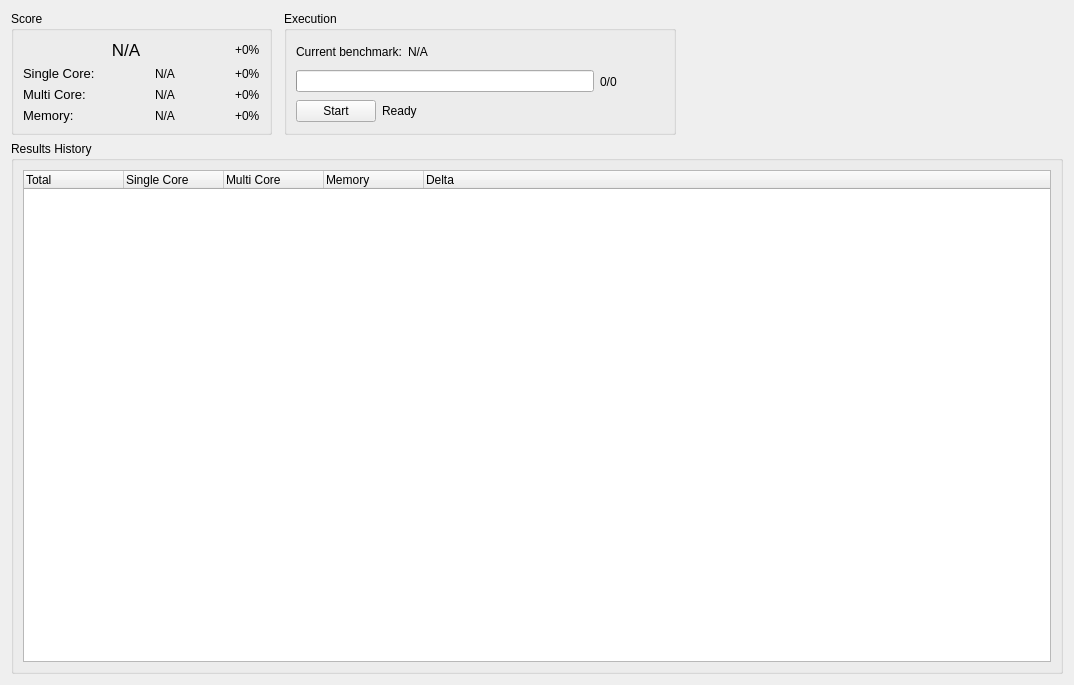
Before: the Qt Designer form apps/Qt/Views/FullBenchmarkView/FullBenchmarkView.ui in klapeto/elpida, drawn with Qt 5.
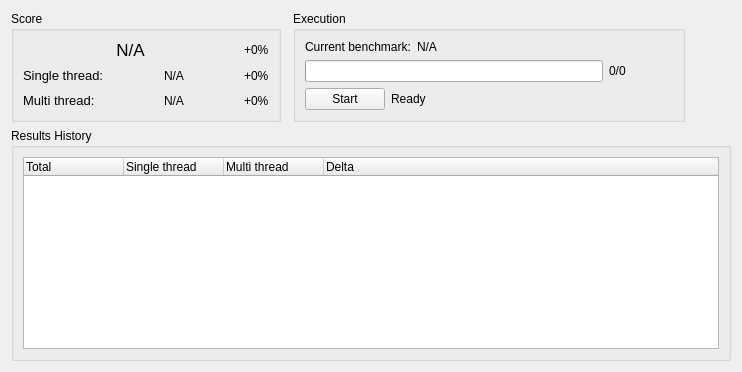
After: the same form once the commit is applied.

Commit message: Removed Memory score

What changed in the file:
```diff
--- a/apps/Qt/Views/FullBenchmarkView/FullBenchmarkView.ui
+++ b/apps/Qt/Views/FullBenchmarkView/FullBenchmarkView.ui
@@ -2,14 +2,6 @@
 <ui version="4.0">
  <class>Elpida::Application::FullBenchmarkView</class>
  <widget class="QWidget" name="Elpida::Application::FullBenchmarkView">
-  <property name="geometry">
-   <rect>
-    <x>0</x>
-    <y>0</y>
-    <width>1074</width>
-    <height>685</height>
-   </rect>
-  </property>
   <property name="windowTitle">
    <string>Form</string>
   </property>
@@ -20,37 +12,6 @@
       <string>Score</string>
      </property>
      <layout class="QGridLayout" name="gridLayout_2">
-      <item row="1" column="0">
-       <widget class="QLabel" name="lblSingleCoreScore">
-        <property name="font">
-         <font>
-          <pointsize>10</pointsize>
-         </font>
-        </property>
-        <property name="text">
-         <string>Single Core:</string>
-        </property>
-       </widget>
-      </item>
-      <item row="2" column="0">
-       <widget class="QLabel" name="lblMultiCoreScore">
-        <property name="font">
-         <font>
-          <pointsize>10</pointsize>
-         </font>
-        </property>
-        <property name="text">
-         <string>Multi Core:</string>
-        </property>
-       </widget>
-      </item>
-      <item row="2" column="2">
-       <widget class="QLabel" name="lblMultiCoreScoreDelta">
-        <property name="text">
-         <string>+0%</string>
-        </property>
-       </widget>
-      </item>
       <item row="1" column="2">
        <widget class="QLabel" name="lblSingleScoreDelta">
         <property name="text">
@@ -58,6 +19,38 @@
         </property>
        </widget>
       </item>
+      <item row="2" column="1">
+       <widget class="QLabel" name="lblMultiThreadScoreValue">
+        <property name="minimumSize">
+         <size>
+          <width>128</width>
+          <height>0</height>
+         </size>
+        </property>
+        <property name="text">
+         <string>N/A</string>
+        </property>
+        <property name="alignment">
+         <set>Qt::AlignmentFlag::AlignCenter</set>
+        </property>
+       </widget>
+      </item>
+      <item row="1" column="1">
+       <widget class="QLabel" name="lblSingleThreadScoreValue">
+        <property name="minimumSize">
+         <size>
+          <width>128</width>
+          <height>0</height>
+         </size>
+        </property>
+        <property name="text">
+         <string>N/A</string>
+        </property>
+        <property name="alignment">
+         <set>Qt::AlignmentFlag::AlignCenter</set>
+        </property>
+       </widget>
+      </item>
       <item row="0" column="2">
        <widget class="QLabel" name="lblTotalScoreDelta">
         <property name="text">
@@ -65,22 +58,6 @@
         </property>
        </widget>
       </item>
-      <item row="1" column="1">
-       <widget class="QLabel" name="lblSingleCoreScoreValue">
-        <property name="minimumSize">
-         <size>
-          <width>128</width>
-          <height>0</height>
-         </size>
-        </property>
-        <property name="text">
-         <string>N/A</string>
-        </property>
-        <property name="alignment">
-         <set>Qt::AlignmentFlag::AlignCenter</set>
-        </property>
-       </widget>
-      </item>
       <item row="0" column="0" colspan="2">
        <widget class="QLabel" name="lblTotalScore">
         <property name="font">
@@ -96,54 +73,34 @@
         </property>
        </widget>
       </item>
-      <item row="3" column="2">
-       <widget class="QLabel" name="lblMemoryScoreDelta">
+      <item row="2" column="2">
+       <widget class="QLabel" name="lblMultiThreadScoreDelta">
         <property name="text">
          <string>+0%</string>
         </property>
        </widget>
       </item>
-      <item row="3" column="1">
-       <widget class="QLabel" name="lblMemoryScoreValue">
-        <property name="minimumSize">
-         <size>
-          <width>128</width>
-          <height>0</height>
-         </size>
+      <item row="2" column="0">
+       <widget class="QLabel" name="lblMultiThreadScore">
+        <property name="font">
+         <font>
+          <pointsize>10</pointsize>
+         </font>
         </property>
         <property name="text">
-         <string>N/A</string>
+         <string>Multi thread:</string>
         </property>
-        <property name="alignment">
-         <set>Qt::AlignmentFlag::AlignCenter</set>
-        </property>
        </widget>
       </item>
-      <item row="3" column="0">
-       <widget class="QLabel" name="lblMemoryScore">
+      <item row="1" column="0">
+       <widget class="QLabel" name="lblSingleThreadScore">
         <property name="font">
          <font>
           <pointsize>10</pointsize>
          </font>
         </property>
         <property name="text">
-         <string>Memory:</string>
-        </property>
-       </widget>
-      </item>
-      <item row="2" column="1">
-       <widget class="QLabel" name="lblMultiCoreScoreValue">
-        <property name="minimumSize">
-         <size>
-          <width>128</width>
-          <height>0</height>
-         </size>
-        </property>
-        <property name="text">
-         <string>N/A</string>
-        </property>
-        <property name="alignment">
-         <set>Qt::AlignmentFlag::AlignCenter</set>
+         <string>Single thread:</string>
         </property>
        </widget>
       </item>
@@ -268,17 +225,12 @@
         </column>
         <column>
          <property name="text">
-          <string>Single Core</string>
+          <string>Single thread</string>
          </property>
         </column>
         <column>
          <property name="text">
-          <string>Multi Core</string>
-         </property>
-        </column>
-        <column>
-         <property name="text">
-          <string>Memory</string>
+          <string>Multi thread</string>
          </property>
         </column>
         <column>
```
Left out of the diff: 2 changed lines with no effect on the pictures. The commit also changes 17 other files.
